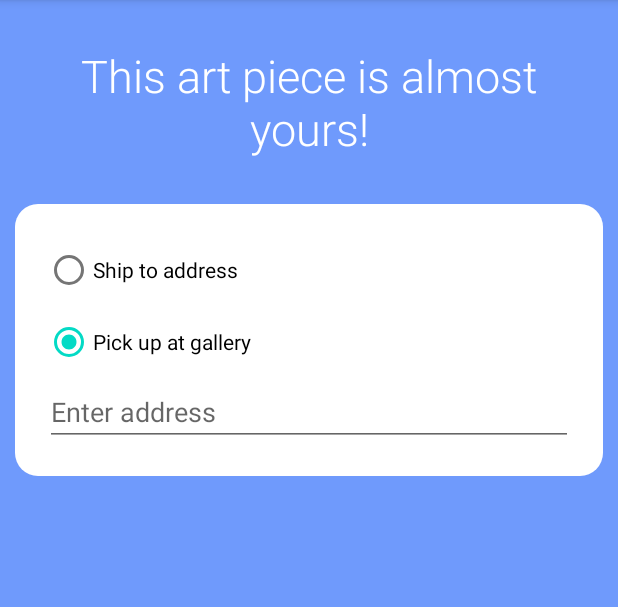
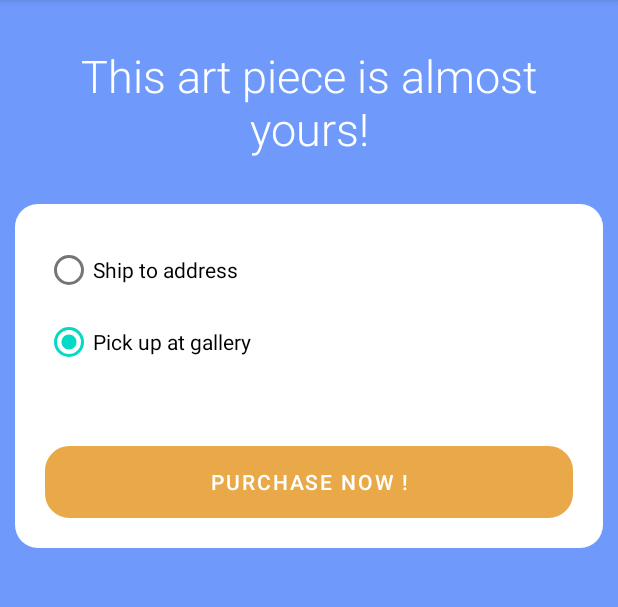
Before and after one commit to McGill-ECSE321-Fall2020/project-group-05, an Android app: the CheckoutActivity screen opened directly, with no data from a screen before it, after a tap on "Pick up at gallery", on a phone screen of 412 x 824 dp, the part 84-691 px from its top. Run offline under Robolectric (Android 15) with nearby library versions, the phone set to English and light mode, and no system bars; 1 other tap on this screen came first.

```diff
--- a/visart-mobile-app/app/src/main/java/com/example/visartmobile/CheckoutActivity.java
+++ b/visart-mobile-app/app/src/main/java/com/example/visartmobile/CheckoutActivity.java
@@ -36,6 +36,11 @@ public class CheckoutActivity extends AppCompatActivity {
     }
 
     public void clickedPickUp(View view) {
+        EditText et=(EditText)findViewById(R.id.addressField);
+        et.setVisibility(View.INVISIBLE);
+    }
+
+    public void clickedPurchase(View view) {
 
     }
 }
--- a/visart-mobile-app/app/src/main/res/layout/activity_checkout.xml
+++ b/visart-mobile-app/app/src/main/res/layout/activity_checkout.xml
@@ -64,5 +64,14 @@
             android:hint="Enter address"
             />
 
+
+        <Button
+            android:layout_width="match_parent"
+            android:layout_height="wrap_content"
+            android:onClick="clickedPurchase"
+            android:text="Purchase Now !"
+            android:background="@drawable/button_background_login"
+            />
+
     </LinearLayout>
 </LinearLayout>
```
Also changed, not shown: visart-mobile-app/app/src/main/java/com/example/visartmobile/ListingActivity.java (+10 -3 lines).
